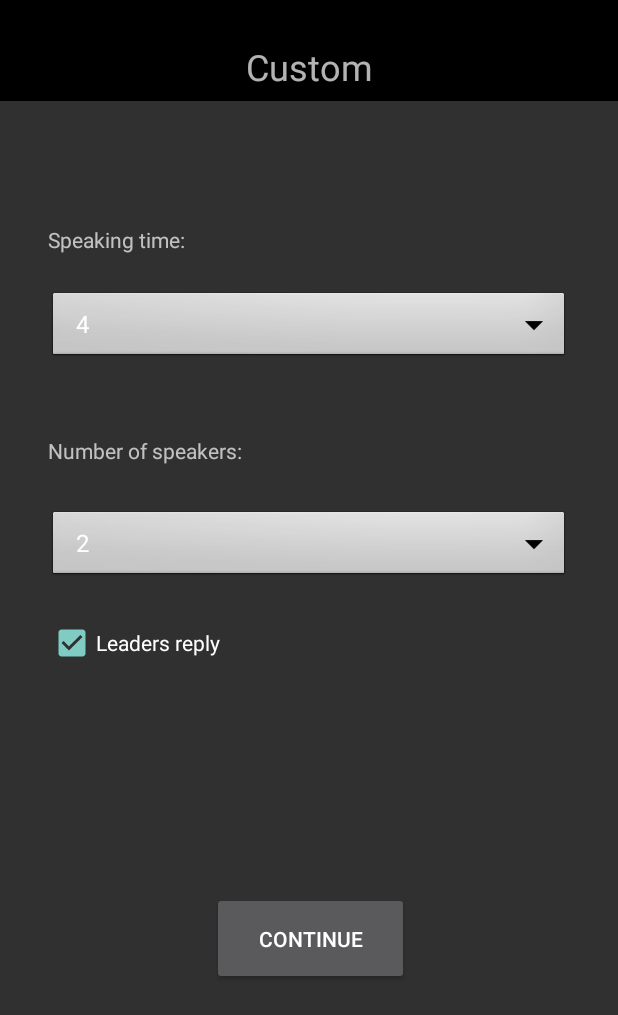
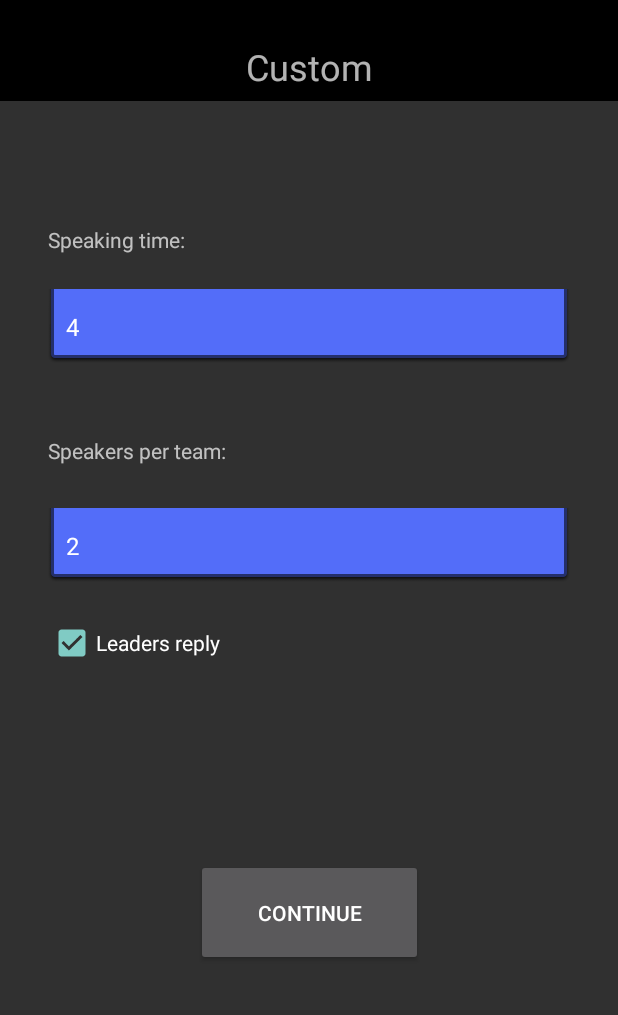
Before and after one commit to vikaShenoy/DebateTimer, an Android app: the CustomActivity screen opened directly, with no data from a screen before it, on a phone screen of 412 x 824 dp. Shown: the top 1015 px of the screen. Run offline under Robolectric (Android 15) with nearby library versions, the phone set to English and light mode, and no system bars.

```diff
--- a/app/build.gradle
+++ b/app/build.gradle
@@ -1,7 +1,7 @@
 apply plugin: 'com.android.application'
 
 android {
-    compileSdkVersion 'android-P'
+    compileSdkVersion 28
     defaultConfig {
         applicationId "com.myappcompany.vikas.debatetimer"
         minSdkVersion 24
--- a/app/src/main/res/layout/activity_custom.xml
+++ b/app/src/main/res/layout/activity_custom.xml
@@ -27,7 +27,9 @@
         android:layout_marginEnd="32dp"
         android:layout_marginStart="32dp"
         android:layout_marginTop="24dp"
-        android:background="@android:drawable/btn_dropdown"
+        android:background="@android:drawable/spinner_dropdown_background"
+        android:backgroundTint="@color/colorPrimary"
+        android:backgroundTintMode="multiply"
         android:spinnerMode="dropdown"
         app:layout_constraintBottom_toBottomOf="parent"
         app:layout_constraintEnd_toEndOf="parent"
@@ -44,13 +46,16 @@
         android:layout_marginEnd="32dp"
         android:layout_marginStart="32dp"
         android:layout_marginTop="192dp"
-        android:background="@android:drawable/btn_dropdown"
+        android:background="@android:drawable/spinner_dropdown_background"
+        android:backgroundTint="@color/colorPrimary"
+        android:backgroundTintMode="multiply"
         android:spinnerMode="dropdown"
         app:layout_constraintBottom_toTopOf="@+id/textView4"
         app:layout_constraintEnd_toEndOf="parent"
         app:layout_constraintHorizontal_bias="0.0"
         app:layout_constraintStart_toStartOf="parent"
-        app:layout_constraintTop_toTopOf="parent" />
+        app:layout_constraintTop_toTopOf="parent"
+        app:layout_constraintVertical_chainStyle="packed" />
 
     <TextView
         android:id="@+id/textView4"
@@ -60,7 +65,7 @@
         android:layout_marginEnd="32dp"
         android:layout_marginStart="32dp"
         android:layout_marginTop="24dp"
-        android:text="Number of speakers:"
+        android:text="Speakers per team: "
         app:layout_constraintBottom_toTopOf="@+id/spinnerSpeakerNum"
         app:layout_constraintEnd_toEndOf="parent"
         app:layout_constraintHorizontal_bias="0.0"
@@ -84,8 +89,8 @@
 
     <Button
         android:id="@+id/buttonContinue"
-        android:layout_width="131dp"
-        android:layout_height="62dp"
+        android:layout_width="151dp"
+        android:layout_height="71dp"
         android:layout_marginBottom="46dp"
         android:layout_marginEnd="145dp"
         android:layout_marginStart="147dp"
@@ -94,10 +99,10 @@
         android:text="Continue"
         app:layout_constraintBottom_toBottomOf="parent"
         app:layout_constraintEnd_toEndOf="parent"
-        app:layout_constraintHorizontal_bias="0.512"
+        app:layout_constraintHorizontal_bias="0.538"
         app:layout_constraintStart_toStartOf="parent"
         app:layout_constraintTop_toBottomOf="@+id/spinnerSpeakerNum"
-        app:layout_constraintVertical_bias="0.423" />
+        app:layout_constraintVertical_bias="0.333" />
 
     <CheckBox
         android:id="@+id/checkbox"
--- a/app/src/main/res/values/colors.xml
+++ b/app/src/main/res/values/colors.xml
@@ -1,6 +1,6 @@
 <?xml version="1.0" encoding="utf-8"?>
 <resources>
-    <color name="colorPrimary">#3f51b5</color>
+    <color name="colorPrimary">#536df9</color>
     <color name="colorPrimaryDark">#303F9F</color>
     <color name="colorAccent">#FF4081</color>
 </resources>
```
